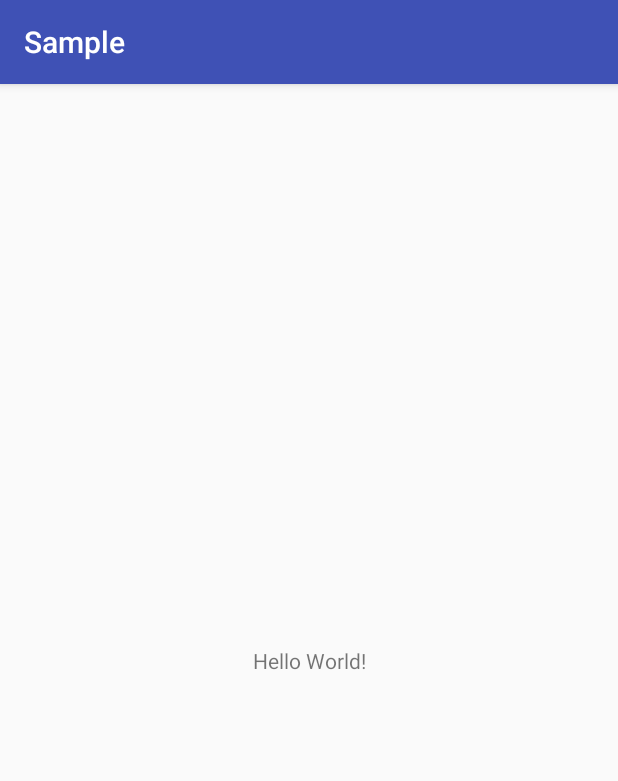
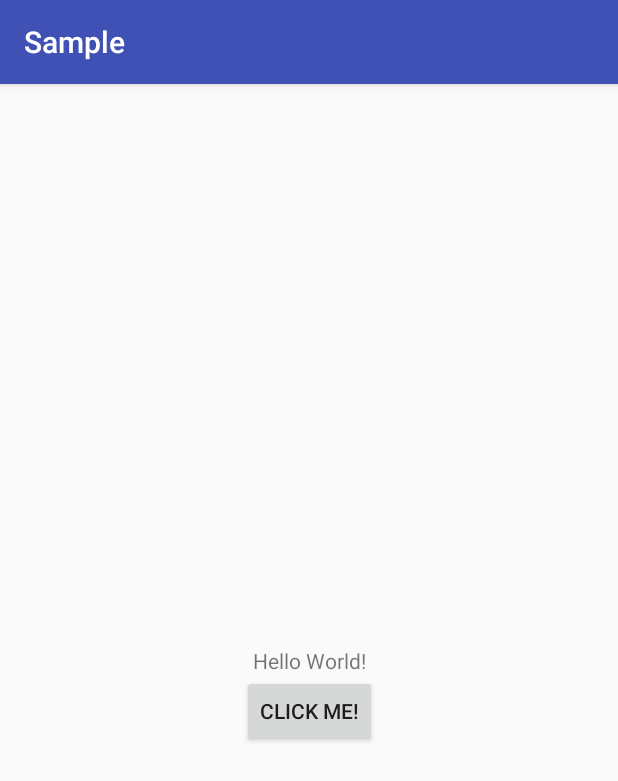
Before and after one commit to sheaam30/Pettit, an Android app: the screen it shows after launch (MainActivity), on a phone screen of 412 x 824 dp. Shown: the top 781 px of the screen. Run offline under Robolectric (Android 15) with nearby library versions, the phone set to English and light mode, and no system bars; our stand-ins replace ButterKnife, RxJava.

Commit message:
- Update sample

```diff
--- a/mvp/src/main/java/com/shea/mvp/interactor/BaseInteractor.java
+++ b/mvp/src/main/java/com/shea/mvp/interactor/BaseInteractor.java
@@ -1,4 +1,7 @@
 package com.shea.mvp.interactor;
 
 abstract public class BaseInteractor {
+    public BaseInteractor() {
+        super();
+    }
 }
--- a/sample/build.gradle
+++ b/sample/build.gradle
@@ -27,5 +27,10 @@ dependencies {
 
     compile 'com.android.support:appcompat-v7:25.3.1'
     compile 'com.android.support.constraint:constraint-layout:1.0.2'
+    compile "io.reactivex.rxjava2:rxjava:2.1.0"
+    compile 'io.reactivex.rxjava2:rxandroid:2.0.1'
+    compile 'com.jakewharton:butterknife:8.5.1'
+    annotationProcessor 'com.jakewharton:butterknife-compiler:8.5.1'
+
     compile project(':mvp')
 }
--- a/sample/src/main/java/willowtree/com/sample/MainInteractor.java
+++ b/sample/src/main/java/willowtree/com/sample/MainInteractor.java
@@ -2,9 +2,19 @@ package willowtree.com.sample;
 
 import com.shea.mvp.interactor.BaseInteractor;
 
-/**
- * Created by adamshea on 5/8/17.
- */
+import io.reactivex.Observable;
 
 public class MainInteractor extends BaseInteractor {
+    private Model model;
+
+    public MainInteractor() {
+        super();
+        model = new Model();
+    }
+
+    public Observable<String> switchText(String oldText) {
+        String newText = model.getNextString();
+        model.setText(oldText);
+        return Observable.just(newText);
+    }
 }
--- /dev/null
+++ b/sample/src/main/java/willowtree/com/sample/Model.java
@@ -0,0 +1,15 @@
+package willowtree.com.sample;
+
+
+public class Model {
+
+    private String nextString = "ByeWorld";
+
+    public String getNextString() {
+        return nextString;
+    }
+
+    public void setText(String nextString) {
+        this.nextString = nextString;
+    }
+}
--- a/sample/src/main/res/layout/activity_main.xml
+++ b/sample/src/main/res/layout/activity_main.xml
@@ -2,12 +2,28 @@
 <android.support.constraint.ConstraintLayout
     xmlns:android="http://schemas.android.com/apk/res/android"
     xmlns:app="http://schemas.android.com/apk/res-auto"
-    xmlns:tools="http://schemas.android.com/tools" android:layout_width="match_parent"
-    android:layout_height="match_parent" tools:context="willowtree.com.sample.MainActivity">
+    xmlns:tools="http://schemas.android.com/tools"
+    android:layout_width="match_parent"
+    android:layout_height="match_parent"
+    tools:context="willowtree.com.sample.MainActivity">
 
-    <TextView android:layout_width="wrap_content" android:layout_height="wrap_content"
-        android:text="Hello World!" app:layout_constraintBottom_toBottomOf="parent"
-        app:layout_constraintLeft_toLeftOf="parent" app:layout_constraintRight_toRightOf="parent"
+    <TextView
+        android:id="@+id/text"
+        android:layout_width="wrap_content"
+        android:layout_height="wrap_content"
+        android:text="Hello World!"
+        app:layout_constraintBottom_toBottomOf="parent"
+        app:layout_constraintLeft_toLeftOf="parent"
+        app:layout_constraintRight_toRightOf="parent"
         app:layout_constraintTop_toTopOf="parent" />
 
+    <Button
+        android:id="@+id/button"
+        android:layout_width="wrap_content"
+        android:layout_height="wrap_content"
+        android:text="Click Me!"
+        app:layout_constraintLeft_toLeftOf="parent"
+        app:layout_constraintRight_toRightOf="parent"
+        app:layout_constraintTop_toBottomOf="@+id/text"/>
+
 </android.support.constraint.ConstraintLayout>
```
Also changed, not shown: mvp/src/main/java/com/shea/mvp/view/BaseView.java (+7 -0 lines), sample/src/main/java/willowtree/com/sample/MainPresenter.java (+30 -1 lines), sample/src/main/java/willowtree/com/sample/MainView.java (+16 -0 lines), 3 other files.
